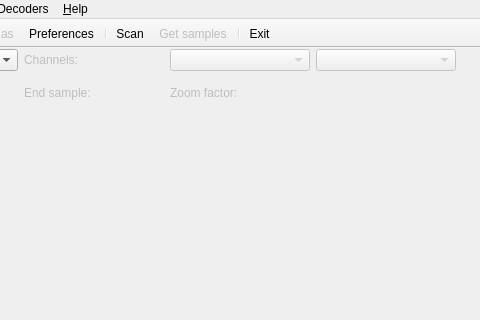
Before: the Qt Designer form gui/mainwindow.ui in oxyum/sigrok, drawn with Qt 5; both pictures show x 134 to 614 and y 0 to 320 of the 880 by 820 pixel window.
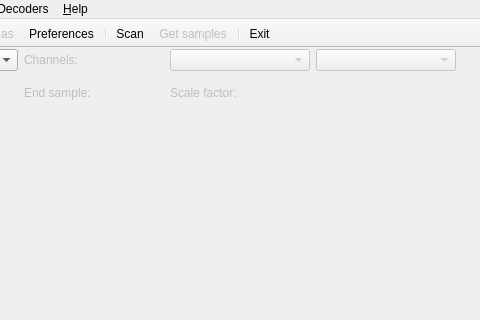
After: the same form once the commit is applied. Icons and pictures are not drawn.

Commit message: Refactor zoomFactor to scaleFactor and enable pixel-by-pixel horizontal scrolling.

```diff
--- a/gui/mainwindow.ui
+++ b/gui/mainwindow.ui
@@ -108,7 +108,7 @@
          <bool>false</bool>
         </property>
         <property name="text">
-         <string>Zoom factor:</string>
+         <string>Scale factor:</string>
         </property>
        </widget>
       </item>
```
Left out of the diff: 2 changed lines with no effect on the pictures. The commit also changes 4 other files.
